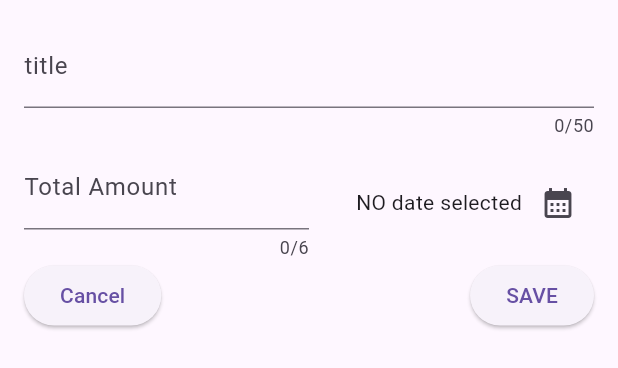
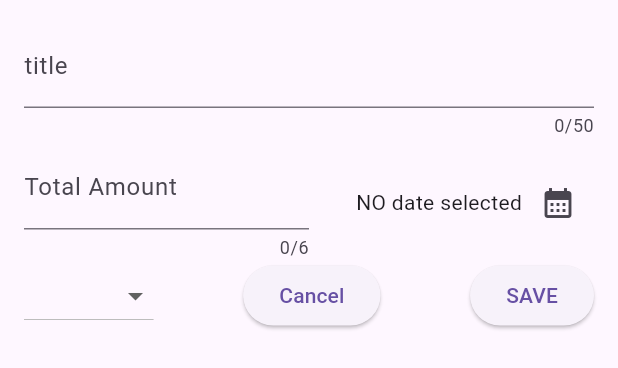
Before and after one commit to azutsavv/expense_tracking, a Flutter app: the NewExpense widget shown alone on an empty page, opened directly, on a phone screen of 412 x 824 dp. Shown: the top 368 px of the screen. Run offline on Flutter 3.47's test engine with Material 2 defaults, Android fonts, the phone set to English and light mode, and no system bars.

Commit message:
new expense list error of list , rest widgits are completed and tested too

```diff
--- a/lib/widgets/new_expense.dart
+++ b/lib/widgets/new_expense.dart
@@ -1,3 +1,4 @@
+import 'package:expense_tracker/models/expense.dart';
 import 'package:flutter/material.dart';
 import 'package:intl/intl.dart';
 
@@ -14,11 +15,11 @@ class _NewExpenseState extends State<NewExpense> {
   final _titlecontroller = TextEditingController();
   final _expenseController = TextEditingController();
   DateTime? _selectedDate;
+  Category _selectedCategory = Category.food;
 
   void _presentDay() async {
     final now = DateTime.now();
     final firstDay = DateTime(now.year - 1, now.month, now.day);
-
 
     final _pickedDate = await showDatePicker(
         context: context, initialDate: now, firstDate: firstDay, lastDate: now);
@@ -70,7 +71,9 @@ class _NewExpenseState extends State<NewExpense> {
                   mainAxisAlignment: MainAxisAlignment.end,
                   crossAxisAlignment: CrossAxisAlignment.center,
                   children: [
-                    Text(_selectedDate == null ? "NO date selected" : formatter.format(_selectedDate!)),
+                    Text(_selectedDate == null
+                        ? "NO date selected"
+                        : formatter.format(_selectedDate!)),
                     IconButton(
                         onPressed: _presentDay,
                         icon: const Icon(Icons.calendar_month))
@@ -82,6 +85,22 @@ class _NewExpenseState extends State<NewExpense> {
           Row(
             mainAxisAlignment: MainAxisAlignment.spaceBetween,
             children: [
+              DropdownButton(
+                  value: _selectedCategory,
+                  items: Category.values
+                      .map((category) => DropdownMenuItem(
+                              child: Text(
+                            category.name.toUpperCase(),
+                          )))
+                      .toList(),
+                  onChanged: (value) {
+                    if (value == null) {
+                      return;
+                    }
+                    setState(() {
+                      _selectedCategory = value;
+                    });
+                  }),
               ElevatedButton(
                   onPressed: () {
                     Navigator.pop(context);
```
